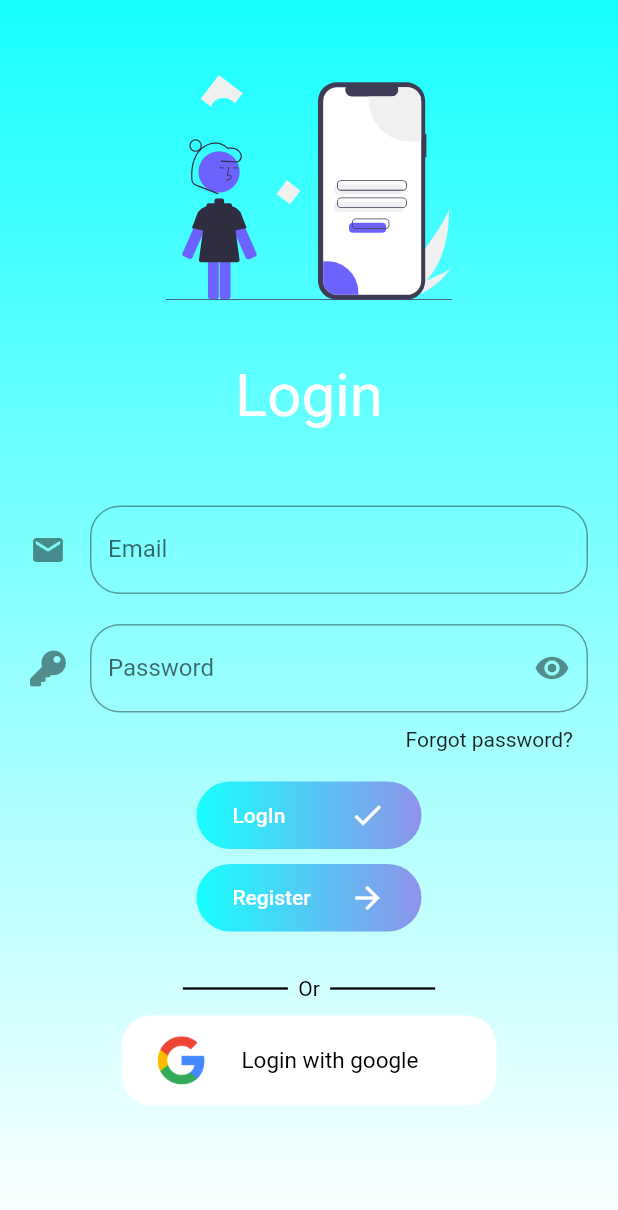
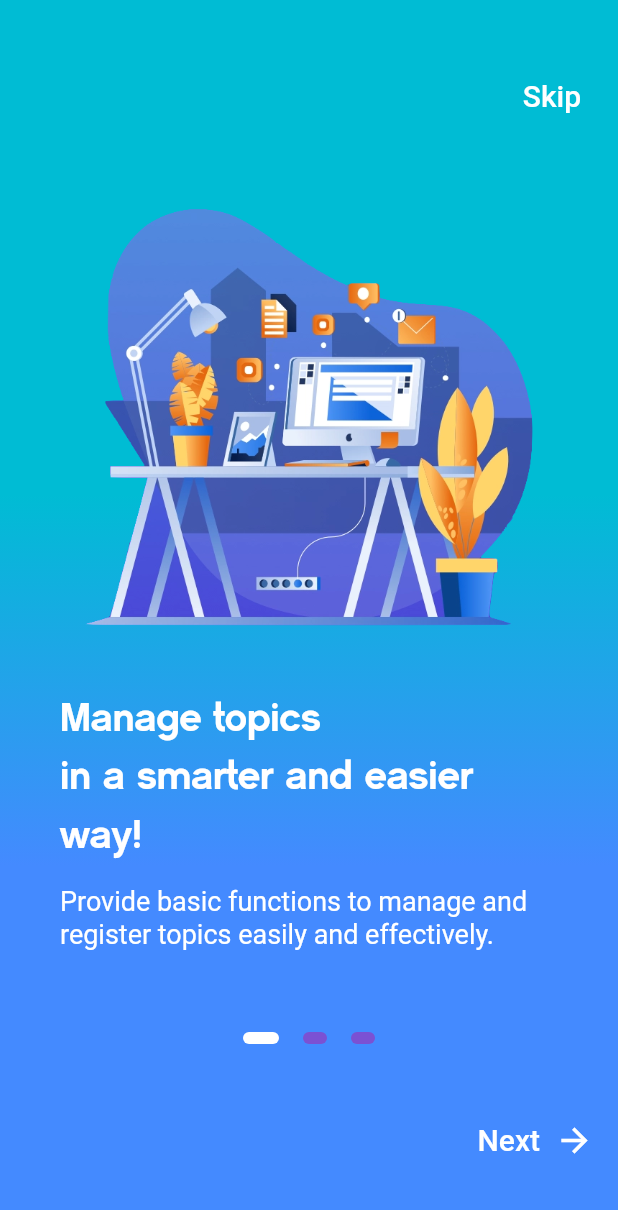
Before and after one commit to lvsang1504/Management_of_scientific_research_project_of_ptithcm, a Flutter app: the screen it shows after launch, on a phone screen of 412 x 824 dp. Shown: the top 1210 px of the screen. Run offline on Flutter 3.47's test engine with Material 2 defaults, Android fonts, the light colour scheme and no system bars; our stand-ins replace cached_network_image, date_time_picker, equatable, firebase_auth, firebase_core, firebase_storage and 11 more; accounts and stored records are empty.

Commit message:
Add OnboardingScreen

```diff
--- a/lib/main.dart
+++ b/lib/main.dart
@@ -5,7 +5,9 @@ import 'package:flutter_localizations/flutter_localizations.dart';
 import 'package:management_of_scientific_research_project_of_ptithcm/blocs/language_bloc/language_bloc.dart';
 import 'package:management_of_scientific_research_project_of_ptithcm/controller/translations.dart';
 import 'package:management_of_scientific_research_project_of_ptithcm/repositories/user_repository.dart';
+import 'package:management_of_scientific_research_project_of_ptithcm/screens/onboarding_screen.dart';
 import 'package:management_of_scientific_research_project_of_ptithcm/screens/splash_screen.dart';
+import 'package:shared_preferences/shared_preferences.dart';
 import 'blocs/login_bloc/login_bloc.dart';
 import 'blocs/simple_bloc_observer.dart';
 import 'blocs/authentication_bloc/authentication_bloc.dart';
@@ -23,6 +25,7 @@ import 'blocs/theme/theme_modes.dart';
 //           (X509Certificate cert, String host, int port) => true;
 //   }
 // }
+int initScreen;
 
 void main() async {
   //HttpOverrides.global =  MyHttpOverrides();
@@ -30,9 +33,15 @@ void main() async {
   Bloc.observer = SimpleBlocObserver();
   WidgetsFlutterBinding.ensureInitialized();
   await Firebase.initializeApp();
-  // Initial language
+  // Initial language is english
   await translations.init('en');
   final UserRepository userRepository = UserRepository();
+  //Read initScreen, if initScreen == 0 orr initScreen  == null => first time init
+  // initScreen == 1 set to 1 to indicate it has initialized
+  SharedPreferences prefs = await SharedPreferences.getInstance();
+  initScreen = prefs.getInt("initScreen");
+  await prefs.setInt("initScreen", 1);
+  print('initScreen $initScreen');
 
   runApp(
     MultiBlocProvider(
@@ -49,6 +58,7 @@ void main() async {
       ],
       child: MyApp(
         userRepository: userRepository,
+        initScreen: initScreen,
       ),
     ),
   );
@@ -56,8 +66,10 @@ void main() async {
 
 class MyApp extends StatelessWidget {
   final UserRepository _userRepository;
+  final int initScreen;
 
-  MyApp({UserRepository userRepository}) : _userRepository = userRepository;
+  MyApp({UserRepository userRepository, this.initScreen})
+      : _userRepository = userRepository;
 
   @override
   Widget build(BuildContext context) {
@@ -82,9 +94,16 @@ class MyApp extends StatelessWidget {
                     locale: Locale(lang, ''),
                     title: 'Management Scientific Research PTITHCM',
                     theme: theme ? Themes.themeDark : Themes.themeLight,
-                    home: SplashScreen(
-                      userRepository: _userRepository,
-                    ),
+                    initialRoute:
+                        initScreen == 0 || initScreen == null ? "first" : "/",
+                    routes: {
+                      '/': (context) => SplashScreen(
+                            userRepository: _userRepository,
+                          ),
+                      "first": (context) => OnboardingScreen(
+                            userRepository: _userRepository,
+                          ),
+                    },
                   );
                 },
               );
--- /dev/null
+++ b/lib/screens/onboarding_screen.dart
@@ -0,0 +1,263 @@
+import 'package:flutter/material.dart';
+import 'package:flutter/services.dart';
+import 'package:management_of_scientific_research_project_of_ptithcm/repositories/user_repository.dart';
+import 'package:management_of_scientific_research_project_of_ptithcm/screens/splash_screen.dart';
+import 'package:management_of_scientific_research_project_of_ptithcm/utils/styles.dart';
+
+
+class OnboardingScreen extends StatefulWidget {
+  final UserRepository userRepository;
+
+  const OnboardingScreen({Key key, this.userRepository}) : super(key: key);
+  @override
+  _OnboardingScreenState createState() => _OnboardingScreenState();
+}
+
+class _OnboardingScreenState extends State<OnboardingScreen> {
+  final int _numPages = 3;
+  final PageController _pageController = PageController(initialPage: 0);
+  int _currentPage = 0;
+
+  List<Widget> _buildPageIndicator() {
+    List<Widget> list = [];
+    for (int i = 0; i < _numPages; i++) {
+      list.add(i == _currentPage ? _indicator(true) : _indicator(false));
+    }
+    return list;
+  }
+
+  Widget _indicator(bool isActive) {
+    return AnimatedContainer(
+      duration: Duration(milliseconds: 150),
+      margin: EdgeInsets.symmetric(horizontal: 8.0),
+      height: 8.0,
+      width: isActive ? 24.0 : 16.0,
+      decoration: BoxDecoration(
+        color: isActive ? Colors.white : Color(0xFF7B51D3),
+        borderRadius: BorderRadius.all(Radius.circular(12)),
+      ),
+    );
+  }
+
+  @override
+  Widget build(BuildContext context) {
+    return Scaffold(
+      body: AnnotatedRegion<SystemUiOverlayStyle>(
+        value: SystemUiOverlayStyle.light,
+        child: Container(
+          decoration: BoxDecoration(
+            gradient: LinearGradient(
+              begin: Alignment.topCenter,
+              end: Alignment.bottomCenter,
+              stops: [0.1, 0.4, 0.7, 0.9],
+              colors: [
+                Colors.cyan,
+                Colors.cyan,
+                Colors.blueAccent,
+                Colors.blueAccent,
+              ],
+            ),
+          ),
+          child: Padding(
+            padding: EdgeInsets.symmetric(vertical: 40.0),
+            child: Column(
+              crossAxisAlignment: CrossAxisAlignment.stretch,
+              children: <Widget>[
+                Container(
+                  alignment: Alignment.centerRight,
+                  child: FlatButton(
+                    onPressed: () {
+                      _currentPage = _numPages - 1;
+                      setState(() {
+
+                      });
+                    },
+                    child: Text(
+                      'Skip',
+                      style: TextStyle(
+                        color: Colors.white,
+                        fontSize: 20.0,
+                      ),
+                    ),
+                  ),
+                ),
+                Container(
+                  height: 600.0,
+                  child: PageView(
+                    physics: ClampingScrollPhysics(),
+                    controller: _pageController,
+                    onPageChanged: (int page) {
+                      setState(() {
+                        _currentPage = page;
+                      });
+                    },
+                    children: <Widget>[
+                      Padding(
+                        padding: EdgeInsets.all(40.0),
+                        child: Column(
+                          crossAxisAlignment: CrossAxisAlignment.start,
+                          children: <Widget>[
+                            Center(
+                              child: Image(
+                                image: AssetImage(
+                                  'assets/images/onboarding/onboarding0.png',
+                                ),
+                                height: 300.0,
+                                width: 300.0,
+                              ),
+                            ),
+                            SizedBox(height: 30.0),
+                            Text(
+                              'Manage topics\nin a smarter and easier way!',
+                              style: kTitleStyle,
+                            ),
+                            SizedBox(height: 15.0),
+                            Text(
+                              'Provide basic functions to manage and register topics easily and effectively.',
+                              style: kSubtitleStyle,
+                            ),
+                          ],
+                        ),
+                      ),
+                      Padding(
+                        padding: EdgeInsets.all(40.0),
+                        child: Column(
+                          crossAxisAlignment: CrossAxisAlignment.start,
+                          children: <Widget>[
+                            Center(
+                              child: Image(
+                                image: AssetImage(
+                                  'assets/images/onboarding/onboarding1.png',
+                                ),
+                                height: 300.0,
+                                width: 300.0,
+                              ),
+                            ),
+                            SizedBox(height: 30.0),
+                            Text(
+                              'Connection between\nlecturers and research students.',
+                              style: kTitleStyle,
+                            ),
+                            SizedBox(height: 15.0),
+                            Text(
+                              'Lorem ipsum dolor sit amet, sed incididunt ut labore et.',
+                              style: kSubtitleStyle,
+                            ),
+                          ],
+                        ),
+                      ),
+                      Padding(
+                        padding: EdgeInsets.all(40.0),
+                        child: Column(
+                          crossAxisAlignment: CrossAxisAlignment.start,
+                          children: <Widget>[
+                            Center(
+                              child: Image(
+                                image: AssetImage(
+                                  'assets/images/onboarding/onboarding2.png',
+                                ),
+                                height: 300.0,
+                                width: 300.0,
+                              ),
+                            ),
+                            SizedBox(height: 30.0),
+                            Text(
+                              'Easily update work progress quickly!',
+                              style: kTitleStyle,
+                            ),
+                            SizedBox(height: 15.0),
+                            Text(
+                              'Lorem ipsum dolor sit amet, consect adipiscing elit, sed do eiusmod tempor incididunt ut labore et.',
+                              style: kSubtitleStyle,
+                            ),
+                          ],
+                        ),
+                      ),
+                    ],
+                  ),
+                ),
+                Row(
+                  mainAxisAlignment: MainAxisAlignment.center,
+                  children: _buildPageIndicator(),
+                ),
+                _currentPage != _numPages - 1
+                    ? Expanded(
+                        child: Align(
+                          alignment: FractionalOffset.bottomRight,
+                          child: FlatButton(
+                            onPressed: () {
+                              _pageController.nextPage(
+                                duration: Duration(milliseconds: 500),
+                                curve: Curves.ease,
+                              );
+                            },
+                            child: Row(
+                              mainAxisAlignment: MainAxisAlignment.center,
+                              mainAxisSize: MainAxisSize.min,
+                              children: <Widget>[
+                                Text(
+                                  'Next',
+                                  style: TextStyle(
+                                    color: Colors.white,
+                                    fontSize: 20.0,
+                                  ),
+                                ),
+                                SizedBox(width: 10.0),
+                                Icon(
+                                  Icons.arrow_forward,
+                                  color: Colors.white,
+                                  size: 26.0,
+                                ),
+                              ],
+                            ),
+                          ),
+                        ),
+                      )
+                    : Text(''),
+              ],
+            ),
+          ),
+        ),
+      ),
+      bottomSheet: _currentPage == _numPages - 1
+          ? Container(
+              height: 100.0,
+              width: double.infinity,
+              color: Colors.white,
+              child: Center(
+                child: Padding(
+                  padding: EdgeInsets.only(bottom: 15.0),
+                  child: Container(
+                    decoration: BoxDecoration(
+                      border: Border.all(color: Color(0xFF5B16D0), width: 2,),
+                      borderRadius: BorderRadius.circular(20),
+                    ),
+                    child: GestureDetector(
+                      onTap: () {
+                        Navigator.pushReplacement(
+                            context,
+                            MaterialPageRoute(
+                                builder: (context) => SplashScreen(
+                                      userRepository: widget.userRepository,
+                                    )));
+                      },
+                      child: Padding(
+                        padding: const EdgeInsets.all(10.0),
+                        child: Text(
+                          'Get started!',
+                          style: TextStyle(
+                            color: Color(0xFF5B16D0),
+                            fontSize: 20.0,
+                            fontWeight: FontWeight.bold,
+                          ),
+                        ),
+                      ),
+                    ),
+                  ),
+                ),
+              ),
+            )
+          : Text(''),
+    );
+  }
+}
--- a/lib/screens/splash_screen.dart
+++ b/lib/screens/splash_screen.dart
@@ -8,14 +8,17 @@ import 'package:management_of_scientific_research_project_of_ptithcm/blocs/authe
 import 'package:management_of_scientific_research_project_of_ptithcm/blocs/authentication_bloc/authentication_state.dart';
 import 'package:management_of_scientific_research_project_of_ptithcm/controller/translations.dart';
 import 'package:management_of_scientific_research_project_of_ptithcm/repositories/user_repository.dart';
+import 'package:management_of_scientific_research_project_of_ptithcm/screens/onboarding_screen.dart';
 
 import 'bottom_navigation.dart';
 import 'login/login_screen.dart';
 
 class SplashScreen extends StatefulWidget {
   final UserRepository userRepository;
+  final int initScreen;
 
-  const SplashScreen({Key key, this.userRepository}) : super(key: key);
+  const SplashScreen({Key key, this.userRepository, this.initScreen})
+      : super(key: key);
 
   @override
   State<SplashScreen> createState() => _SplashScreenState();
@@ -35,9 +38,13 @@ class _SplashScreenState extends State<SplashScreen>
                 BlocBuilder<AuthenticationBloc, AuthenticationState>(
                   builder: (context, state) {
                     if (state is AuthenticationFailure) {
+                      // if (widget.initScreen == 0 || widget.initScreen == null) {
+                      //   Navigator.push(context, MaterialPageRoute(builder: (context) => OnboardingScreen(userRepository: widget.userRepository,)));
+                      // } else {
                       return LoginScreen(
                         userRepository: widget.userRepository,
                       );
+                      //}
                     }
                     if (state is AuthenticationSuccess) {
                       return BottomNavigationWidget();
--- /dev/null
+++ b/lib/utils/styles.dart
@@ -0,0 +1,14 @@
+import 'package:flutter/material.dart';
+
+final kTitleStyle = TextStyle(
+  color: Colors.white,
+  fontFamily: 'CM Sans Serif',
+  fontSize: 26.0,
+  height: 1.5,
+);
+
+final kSubtitleStyle = TextStyle(
+  color: Colors.white,
+  fontSize: 18.0,
+  height: 1.2,
+);
```
Also changed, not shown: pubspec.yaml (+5 -4 lines), assets/fonts/cm_sans_serif_2012.ttf (added), assets/images/onboarding/onboarding0.png (added), assets/images/onboarding/onboarding1.png (added), assets/images/onboarding/onboarding2.png (added).
